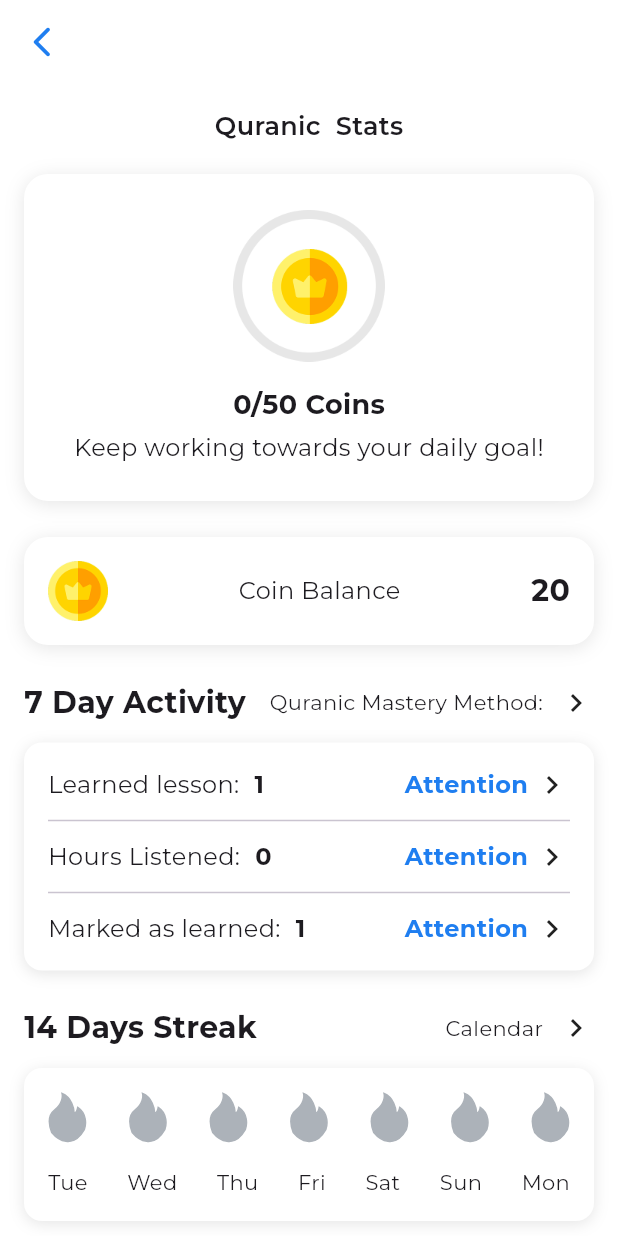
After one commit to RaihanRafi01/quranapp, a Flutter app: the CoinView screen opened by its route, on a phone screen of 412 x 824 dp. The commit adds this screen. Run offline on Flutter 3.47's test engine with Material 3 defaults, Android fonts, the light colour scheme and no system bars; our stand-ins replace flutter_svg, get, google_fonts.

Commit message:
coin section

```diff
--- /dev/null
+++ b/lib/app/modules/coin/bindings/coin_binding.dart
@@ -0,0 +1,12 @@
+import 'package:get/get.dart';
+
+import '../controllers/coin_controller.dart';
+
+class CoinBinding extends Bindings {
+  @override
+  void dependencies() {
+    Get.lazyPut<CoinController>(
+      () => CoinController(),
+    );
+  }
+}
--- /dev/null
+++ b/lib/app/modules/coin/controllers/coin_controller.dart
@@ -0,0 +1,23 @@
+import 'package:get/get.dart';
+
+class CoinController extends GetxController {
+  //TODO: Implement CoinController
+
+  final count = 0.obs;
+  @override
+  void onInit() {
+    super.onInit();
+  }
+
+  @override
+  void onReady() {
+    super.onReady();
+  }
+
+  @override
+  void onClose() {
+    super.onClose();
+  }
+
+  void increment() => count.value++;
+}
--- /dev/null
+++ b/lib/app/modules/coin/views/coin_view.dart
@@ -0,0 +1,430 @@
+import 'package:flutter/material.dart';
+import 'package:flutter_svg/flutter_svg.dart';
+import 'package:get/get.dart';
+import 'package:quranapp/common/appColors.dart';
+import '../../../../common/customFont.dart';
+import '../controllers/coin_controller.dart';
+
+class CoinView extends GetView<CoinController> {
+  const CoinView({super.key});
+
+  @override
+  Widget build(BuildContext context) {
+    return Scaffold(
+      backgroundColor: Colors.white,
+      appBar: AppBar(
+        backgroundColor: Colors.transparent,
+        elevation: 0,
+        scrolledUnderElevation: 0,
+        leading: IconButton(
+          icon: const Icon(Icons.arrow_back_ios_new_rounded, color: AppColors.textBlue),
+          onPressed: () => Get.back(),
+        ),
+      ),
+      body: SingleChildScrollView(
+        padding: const EdgeInsets.all(16),
+        child: Column(
+          crossAxisAlignment: CrossAxisAlignment.center,
+          children: [
+            Text('Quranic  Stats',style: h2.copyWith(fontSize: 17),),
+            SizedBox(height: 20),
+            // Balance Card
+            Container(
+              width: double.infinity,
+              padding: const EdgeInsets.all(24),
+              decoration: BoxDecoration(
+                color: Colors.white,
+                borderRadius: BorderRadius.circular(16),
+                boxShadow: [
+                  BoxShadow(
+                    color: Colors.black.withOpacity(0.1),
+                    blurRadius: 10,
+                    offset: const Offset(0, 2),
+                  ),
+                ],
+              ),
+              child: Column(
+                children: [
+                  Image.asset('assets/images/home/coin_big.png',scale: 4,),
+                  const SizedBox(height: 16),
+                  Text(
+                    '0/50 Coins',
+                    style: h1.copyWith(
+                      fontSize: 18,
+                    ),
+                  ),
+                  const SizedBox(height: 4),
+                  Text(
+                    'Keep working towards your daily goal!',
+                    style: h4.copyWith(
+                      fontSize: 16,
+                    ),
+                  ),
+                ],
+              ),
+            ),
+
+            const SizedBox(height: 24),
+
+            Container(
+              width: double.infinity,
+              padding: const EdgeInsets.all(16),
+              decoration: BoxDecoration(
+                color: Colors.white,
+                borderRadius: BorderRadius.circular(16),
+                boxShadow: [
+                  BoxShadow(
+                    color: Colors.black.withOpacity(0.1),
+                    blurRadius: 10,
+                    offset: const Offset(0, 2),
+                  ),
+                ],
+              ),
+              child: Row(
+                mainAxisAlignment: MainAxisAlignment.spaceBetween,
+                children: [
+                  Image.asset('assets/images/home/coin_icon.png',scale: 4,),
+                  Text('Coin Balance',style: h4.copyWith(fontSize: 16)),
+                  Text('20',style: h1.copyWith(fontSize: 20)),
+                ],
+              )
+            ),
+
+            const SizedBox(height: 24),
+
+            // 7 Day Activity Section
+            Row(
+              mainAxisAlignment: MainAxisAlignment.spaceBetween,
+              children: [
+                Text(
+                  '7 Day Activity',
+                  style: h1.copyWith(
+                    fontSize: 20,
+                  ),
+                ),
+                Row(
+                  children: [
+                    Text(
+                      'Quranic Mastery Method:',
+                      style: h4.copyWith(
+                        fontSize: 14,
+                      ),
+                    ),
+                    SizedBox(width: 10),
+                    Icon(Icons.keyboard_arrow_right_outlined)
+                  ],
+                ),
+
+              ],
+            ),
+            const SizedBox(height: 12),
+
+            Container(
+              padding: const EdgeInsets.all(16),
+              decoration: BoxDecoration(
+                color: Colors.white,
+                borderRadius: BorderRadius.circular(12),
+                boxShadow: [
+                  BoxShadow(
+                    color: Colors.black.withOpacity(0.1),
+                    blurRadius: 8,
+                    offset: const Offset(0, 2),
+                  ),
+                ],
+              ),
+              child: Column(
+                children: [
+                  _buildActivityItem('Learned lesson:', '1', 2),
+                  const Divider(height: 24),
+                  _buildActivityItem('Hours Listened:', '0', 1),
+                  const Divider(height: 24),
+                  _buildActivityItem('Marked as learned:', '1', 1),
+                ],
+              ),
+            ),
+
+            const SizedBox(height: 24),
+
+            // 14 Days Streak Section
+            Row(
+              mainAxisAlignment: MainAxisAlignment.spaceBetween,
+              children: [
+                Text(
+                  '14 Days Streak',
+                  style: h1.copyWith(
+                    fontSize: 20,
+                  ),
+                ),
+                Row(
+                  children: [
+                    Text(
+                      'Calendar',
+                      style: h4.copyWith(
+                        fontSize: 14,
+                      ),
+                    ),
+                    SizedBox(width: 10),
+                    Icon(Icons.keyboard_arrow_right_outlined)
+                  ],
+                ),
+
+              ],
+            ),
+            const SizedBox(height: 12),
+
+            Container(
+              padding: const EdgeInsets.all(16),
+              decoration: BoxDecoration(
+                color: Colors.white,
+                borderRadius: BorderRadius.circular(12),
+                boxShadow: [
+                  BoxShadow(
+                    color: Colors.black.withOpacity(0.1),
+                    blurRadius: 8,
+                    offset: const Offset(0, 2),
+                  ),
+                ],
+              ),
+              child: Column(
+                children: [
+                  Row(
+                    mainAxisAlignment: MainAxisAlignment.spaceBetween,
+                    children: [
+                      SvgPicture.asset('assets/images/home/fire_inactive.svg'),
+                      SvgPicture.asset('assets/images/home/fire_inactive.svg'),
+                      SvgPicture.asset('assets/images/home/fire_inactive.svg'),
+                      SvgPicture.asset('assets/images/home/fire_inactive.svg'),
+                      SvgPicture.asset('assets/images/home/fire_inactive.svg'),
+                      SvgPicture.asset('assets/images/home/fire_inactive.svg'),
+                      SvgPicture.asset('assets/images/home/fire_inactive.svg'),
+                    ],
+                  ),
+                  const SizedBox(height: 16),
+                  Row(
+                    mainAxisAlignment: MainAxisAlignment.spaceBetween,
+                    children: [
+                      Text(
+                        'Tue',
+                        style: h4.copyWith(
+                          fontSize: 14,
+                        ),
+                      ),
+                      Text(
+                        'Wed',
+                        style: h4.copyWith(
+                          fontSize: 14,
+                        ),
+                      ),
+                      Text(
+                        'Thu',
+                        style: h4.copyWith(
+                          fontSize: 14,
+                        ),
+                      ),
+                      Text(
+                        'Fri',
+                        style: h4.copyWith(
+                          fontSize: 14,
+                        ),
+                      ),
+                      Text(
+                        'Sat',
+                        style: h4.copyWith(
+                          fontSize: 14,
+                        ),
+                      ),
+                      Text(
+                        'Sun',
+                        style: h4.copyWith(
+                          fontSize: 14,
+                        ),
+                      ),
+                      Text(
+                        'Mon',
+                        style: h4.copyWith(
+                          fontSize: 14,
+                        ),
+                      ),
+                    ],
+                  ),
+                ],
+              ),
+            ),
+
+            const SizedBox(height: 24),
+
+            Row(
+              mainAxisAlignment: MainAxisAlignment.spaceBetween,
+              children: [
+                Text(
+                  'Stats',
+                  style: h1.copyWith(
+                    fontSize: 20,
+                  ),
+                ),
+                Text(
+                  'View All',
+                  style: h4.copyWith(
+                    fontSize: 14,
+                  ),
+                ),
+              ],
+            ),
+
+            // design here !
+
+            // Achievements Section
+            const SizedBox(height: 24),
+            Row(
+              mainAxisAlignment: MainAxisAlignment.spaceBetween,
+              children: [
+                Text(
+                  'Achievements',
+                  style: h1.copyWith(
+                    fontSize: 20,
+                  ),
+                ),
+              ],
+            ),
+            const SizedBox(height: 12),
+
+            Column(
+              children: [
+                _buildAchievementItem(
+                  'assets/images/home/a1.png',
+                  '1000 learned words',
+                  '30% of the Quran',
+                ),
+                const SizedBox(height: 12),
+                _buildAchievementItem(
+                  'assets/images/home/a1.png',
+                  '2000 learned words',
+                  '50% of the Quran',
+                ),
+                const SizedBox(height: 12),
+                _buildAchievementItem(
+                  'assets/images/home/b1.png',
+                  '4000 learned words',
+                  '70% of the Quran',
+                ),
+                const SizedBox(height: 12),
+                _buildAchievementItem(
+                  'assets/images/home/b2.png',
+                  '4000 learned words',
+                  '90% of the Quran',
+                ),
+                const SizedBox(height: 12),
+                _buildAchievementItem(
+                  'assets/images/home/c1.png',
+                  '6500 learned words',
+                  '100% of the Quran',
+                ),
+                const SizedBox(height: 12),
+                _buildAchievementItem(
+                  'assets/images/home/c2.png',
+                  '9500 learned words',
+                  '100% of the Quran, Hadiths, Tafsir, Films, and scholar lectures',
+                ),
+              ],
+            ),
+          ],
+        ),
+      ),
+    );
+  }
+
+  Widget _buildActivityItem(String title, String count, int coins) {
+    return Row(
+      mainAxisAlignment: MainAxisAlignment.spaceBetween,
+      children: [
+        Row(
+          children: [
+            Text(
+              title,
+              style: h4.copyWith(
+                fontSize: 16,
+              ),
+            ),
+            SizedBox(width: 10,),
+            Text(
+              count,
+              style: h1.copyWith(
+                fontSize: 16,
+              ),
+            ),
+          ],
+        ),
+        Row(
+          children: [
+            Text(
+              'Attention',
+              style: h1.copyWith(
+                fontSize: 16,
+                color: AppColors.textBlue
+              ),
+            ),
+            const SizedBox(width: 4),
+            Icon(Icons.keyboard_arrow_right_outlined)
+          ],
+        ),
+      ],
+    );
+  }
+
+  Widget _buildStreakDay(String day, bool isActive) {
+    return Column(
+      children: [
+        Container(
+          width: 32,
+          height: 32,
+          decoration: BoxDecoration(
+            color: isActive ? Colors.orange : Colors.grey[200],
+            borderRadius: BorderRadius.circular(16),
+          ),
+          child: Center(
+            child: Text(
+              day,
+              style: TextStyle(
+                fontSize: 12,
+                fontWeight: FontWeight.w600,
+                color: isActive ? Colors.white : Colors.grey,
+              ),
+            ),
+          ),
+        ),
+      ],
+    );
+  }
+
+  Widget _buildAchievementItem(
+      String path,
+      String title,
+      String subtitle,
+      ) {
+    return Container(
+      width: double.maxFinite,
+      padding: const EdgeInsets.all(16),
+      decoration: BoxDecoration(
+        color: Colors.white,
+        borderRadius: BorderRadius.circular(12),
+        boxShadow: [
+          BoxShadow(
+            color: Colors.black.withOpacity(0.05),
+            blurRadius: 8,
+            offset: const Offset(0, 2),
+          ),
+        ],
+      ),
+      child: Column(
+        children: [
+          Text(title,style: h4.copyWith(fontSize: 20)),
+          Padding(
+            padding: const EdgeInsets.symmetric(vertical: 16),
+            child: Image.asset(path,scale: 4,),
+          ),
+          Text(subtitle,style: h4.copyWith(fontSize: 20)),
+        ],
+      ),
+    );
+  }
+}
--- a/lib/app/modules/home/views/home_view.dart
+++ b/lib/app/modules/home/views/home_view.dart
@@ -1,6 +1,7 @@
 import 'package:flutter/material.dart';
 import 'package:flutter_svg/flutter_svg.dart';
 import 'package:get/get.dart';
+import 'package:quranapp/app/modules/coin/views/coin_view.dart';
 import 'package:quranapp/app/modules/hadith_lessons/views/hadith_lessons_view.dart';
 import 'package:quranapp/app/modules/imported_lessons/views/imported_lessons_view.dart';
 import 'package:quranapp/app/modules/quranic_lessons/views/quranic_lessons_view.dart';
@@ -93,12 +94,8 @@ class TopMenuSection extends GetView<HomeController> {
                       onTap: controller.clearSelection,
                       child: Row(
                         children: [
-                          Icon(
-                            Icons.arrow_back,
-                            color: Colors.black.withOpacity(0.8),
-                            size: 24,
-                          ),
-                          const SizedBox(width: 8),
+                          Icon(Icons.arrow_back_ios_new_rounded, color: AppColors.textBlue),
+                          /*const SizedBox(width: 8),
                           Text(
                             'Back',
                             style: TextStyle(
@@ -106,7 +103,7 @@ class TopMenuSection extends GetView<HomeController> {
                               fontSize: 16,
                               fontWeight: FontWeight.w400,
                             ),
-                          ),
+                          ),*/
                         ],
                       ),
                     ),
@@ -240,6 +237,8 @@ class StatsSection extends StatelessWidget {
   Widget build(BuildContext context) {
     return Padding(
       padding: const EdgeInsets.symmetric(horizontal: 12),
+      child: GestureDetector(
+        onTap: ()=> Get.to(CoinView()),
         child: Container(
           padding: const EdgeInsets.all(12),
           decoration: BoxDecoration(
@@ -276,6 +275,7 @@ class StatsSection extends StatelessWidget {
                 size: 30,
               ),
             ],
+          ),
         ),
       ),
     );
--- a/lib/app/modules/quiz/views/quiz_view.dart
+++ b/lib/app/modules/quiz/views/quiz_view.dart
@@ -20,8 +20,7 @@ class QuizView extends GetView<QuizController> {
           if (controller.quizCompleted.value) {
             return _buildCompletionScreen();
           }
-          //return _buildQuizScreen();
-          return _buildCompletionScreen();
+           return _buildQuizScreen();
         }),
       ),
     );
--- a/lib/app/routes/app_pages.dart
+++ b/lib/app/routes/app_pages.dart
@@ -2,6 +2,8 @@ import 'package:get/get.dart';
 
 import '../modules/authentication/bindings/authentication_binding.dart';
 import '../modules/authentication/views/authentication_view.dart';
+import '../modules/coin/bindings/coin_binding.dart';
+import '../modules/coin/views/coin_view.dart';
 import '../modules/dashboard/bindings/dashboard_binding.dart';
 import '../modules/dashboard/views/dashboard_view.dart';
 import '../modules/hadith_lessons/bindings/hadith_lessons_binding.dart';
@@ -80,5 +82,10 @@ class AppPages {
       page: () => const QuizView(),
       binding: QuizBinding(),
     ),
+    GetPage(
+      name: _Paths.COIN,
+      page: () => const CoinView(),
+      binding: CoinBinding(),
+    ),
   ];
 }
--- a/lib/app/routes/app_routes.dart
+++ b/lib/app/routes/app_routes.dart
@@ -16,6 +16,7 @@ abstract class Routes {
   static const PROFILE = _Paths.PROFILE;
   static const DASHBOARD = _Paths.DASHBOARD;
   static const QUIZ = _Paths.QUIZ;
+  static const COIN = _Paths.COIN;
 }
 
 abstract class _Paths {
@@ -33,4 +34,5 @@ abstract class _Paths {
   static const PROFILE = '/profile';
   static const DASHBOARD = '/dashboard';
   static const QUIZ = '/quiz';
+  static const COIN = '/coin';
 }
```
Also changed, not shown: assets/images/home/a1.png (added), assets/images/home/a2.png (added), assets/images/home/b1.png (added), assets/images/home/b2.png (added), assets/images/home/c1.png (added), assets/images/home/c2.png (added), assets/images/home/coin_big.png (added), assets/images/home/coin_icon.png, assets/images/home/fire_inactive.svg (added). Lines whose indentation alone changed are shown as unchanged.
